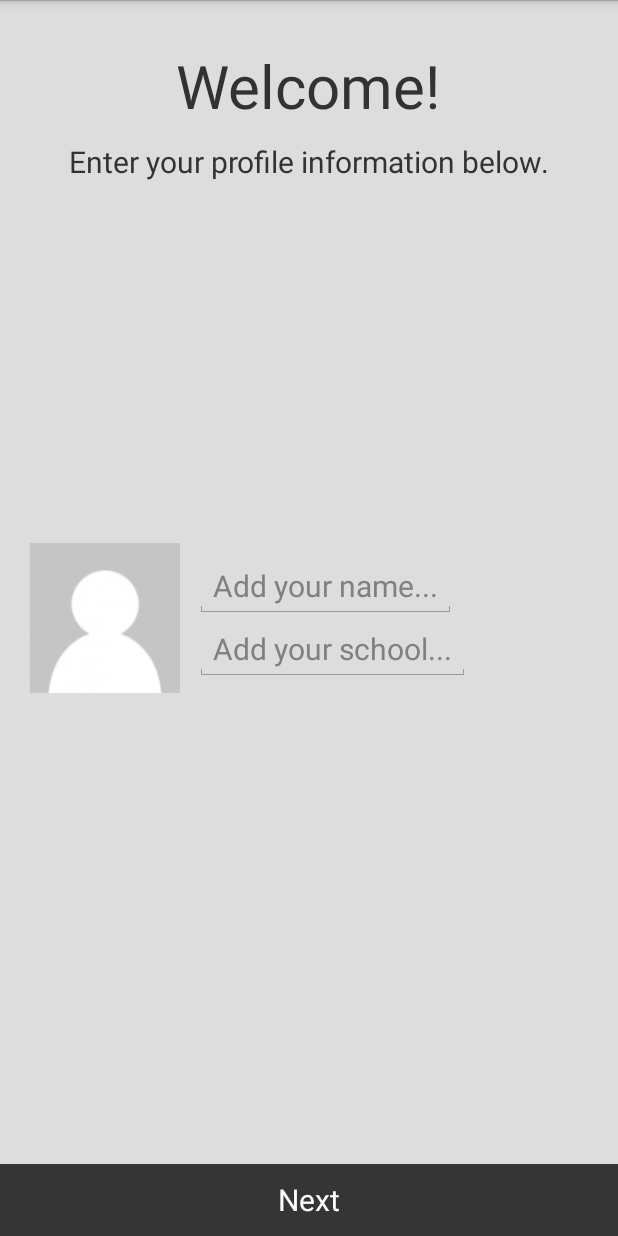
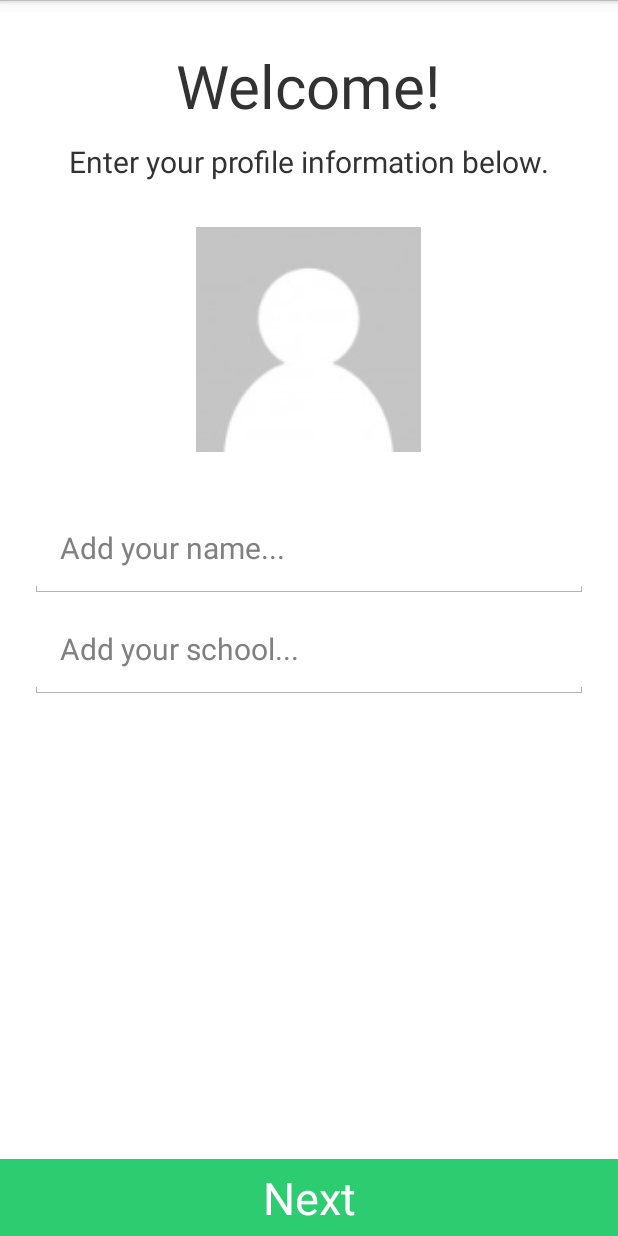
Before and after one commit to a16zTX2014/hackrAndroid, an Android app: the screen it shows after launch (LoginActivity), after a tap on "Sign up", on a phone screen of 412 x 824 dp. Run offline under Robolectric (Android 15) with nearby library versions, the phone set to English and light mode, and no system bars; 2 statements that could not run were skipped.

Commit message:
styled welcome fragment

```diff
--- a/app/src/main/res/layout/activity_login.xml
+++ b/app/src/main/res/layout/activity_login.xml
@@ -4,4 +4,5 @@
     android:layout_width="match_parent"
     android:layout_height="match_parent"
     tools:context="com.example.hackrandroid.app.LoginActivity"
-    tools:ignore="MergeRootFrame" />
+    tools:ignore="MergeRootFrame"
+    android:background="#ffffff"/>
--- a/app/src/main/res/layout/fragment_login.xml
+++ b/app/src/main/res/layout/fragment_login.xml
@@ -4,7 +4,8 @@
     android:layout_height="match_parent"
     android:orientation="vertical"
     tools:context="com.example.hackrandroid.app.LoginActivity$PlaceholderFragment"
-    android:padding="20dp">
+    android:padding="20dp"
+    android:background="#ffffff">
 
     <TextView
         android:text="@string/app_name"
--- a/app/src/main/res/layout/fragment_welcome.xml
+++ b/app/src/main/res/layout/fragment_welcome.xml
@@ -4,7 +4,7 @@
               android:layout_height="match_parent"
               android:orientation="vertical"
               tools:context="com.example.hackrandroid.app.LoginActivity$PlaceholderFragment"
-              android:background="#ddd">
+              android:background="#ffffff">
 
     <TextView
         android:id="@+id/login_profile_title"
@@ -26,38 +26,44 @@
         android:layout_marginTop="10dp"/>
 
     <LinearLayout
+        android:layout_below="@id/login_profile_subtitle"
         android:layout_width="match_parent"
         android:layout_height="wrap_content"
-        android:orientation="horizontal"
-        android:padding="20dp"
+        android:orientation="vertical"
         android:layout_centerInParent="true"
         >
 
         <ImageView
             android:id="@+id/profile_user_image"
-            android:layout_width="100dp"
-            android:layout_height="100dp"
+            android:layout_width="150dp"
+            android:layout_height="150dp"
             android:src="@drawable/placeholder"
-            />
-        <LinearLayout
+            android:layout_marginTop="30dp"
+            android:layout_gravity="center_horizontal" />
+
+        <EditText
+            android:id="@+id/profile_user_name"
             android:layout_width="match_parent"
             android:layout_height="match_parent"
-            android:orientation="vertical"
-            android:gravity="center_vertical"
-            android:layout_marginLeft="10dp">
-            <EditText
-                android:id="@+id/profile_user_name"
-                android:layout_width="wrap_content"
-                android:layout_height="wrap_content"
-                android:hint="Add your name..."
-                android:textSize="20sp"/>
-            <EditText
-                android:id="@+id/profile_user_school"
-                android:layout_width="wrap_content"
-                android:layout_height="wrap_content"
-                android:hint="Add your school..."
-                android:textSize="20sp"/>
-        </LinearLayout>
+            android:hint="Add your name..."
+            android:textSize="20sp"
+            android:singleLine="true"
+            android:padding="20dp"
+            android:layout_marginTop="30dp"
+            android:layout_marginLeft="20dp"
+            android:layout_marginRight="20dp"
+            android:nextFocusDown="@+id/profile_user_school"/>
+        <EditText
+            android:id="@+id/profile_user_school"
+            android:layout_width="match_parent"
+            android:layout_height="match_parent"
+            android:padding="20dp"
+            android:layout_marginLeft="20dp"
+            android:layout_marginRight="20dp"
+            android:hint="Add your school..."
+            android:textSize="20sp"
+            android:imeOptions="actionDone"
+            android:singleLine="true"/>
     </LinearLayout>
 
     <Button
@@ -65,8 +71,9 @@
         android:layout_width="match_parent"
         android:layout_height="wrap_content"
         android:text="Next"
-        android:textSize="20sp"
+        android:textSize="30sp"
         android:textColor="#fff"
+        android:padding="5dp"
         android:layout_alignParentBottom="true"
-        android:background="#353535"/>
+        android:background="#2ecc71"/>
 </RelativeLayout>
```
Also changed, not shown: app/src/main/java/com/example/hackrandroid/app/LoginProfileFragment.java (+43 -0 lines).
